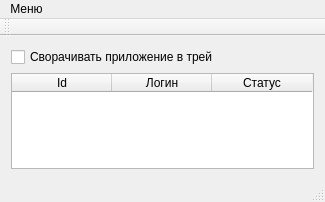
ulkiorra1992/Chat, file TcpChatServer/tcpchatserver.ui: the form before one commit.
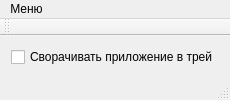
The form after the commit.

What changed in the file:
```diff
--- a/TcpChatServer/tcpchatserver.ui
+++ b/TcpChatServer/tcpchatserver.ui
@@ -6,8 +6,8 @@
    <rect>
     <x>0</x>
     <y>0</y>
-    <width>325</width>
-    <height>202</height>
+    <width>211</width>
+    <height>90</height>
    </rect>
   </property>
   <property name="windowTitle">
@@ -21,26 +21,9 @@
   </property>
   <widget class="QWidget" name="centralWidget">
    <layout class="QGridLayout" name="gridLayout">
-    <item row="1" column="0">
-     <widget class="QTableWidget" name="tableWidget">
-      <column>
-       <property name="text">
-        <string>Id</string>
-       </property>
-      </column>
-      <column>
-       <property name="text">
-        <string>Логин</string>
-       </property>
-      </column>
-      <column>
-       <property name="text">
-        <string>Статус</string>
-       </property>
-      </column>
-     </widget>
-    </item>
     <item row="0" column="0">
+     <layout class="QHBoxLayout" name="horizontalLayout">
+      <item>
      <widget class="QCheckBox" name="cbIsTrayIcon">
       <property name="text">
        <string>Сворачивать приложение в трей</string>
@@ -48,13 +31,15 @@
      </widget>
     </item>
    </layout>
+    </item>
+   </layout>
   </widget>
   <widget class="QMenuBar" name="menuBar">
    <property name="geometry">
     <rect>
      <x>0</x>
      <y>0</y>
-     <width>325</width>
+     <width>211</width>
      <height>21</height>
     </rect>
    </property>
```
Lines whose indentation alone changed are shown as unchanged.
